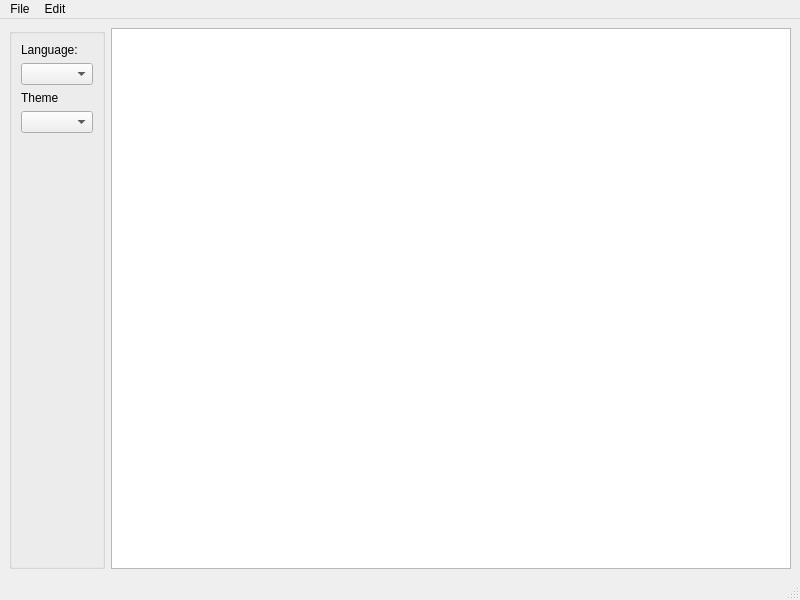
Old version of the form mainwindow.ui in the repository Arasano/QSourceHighlite.
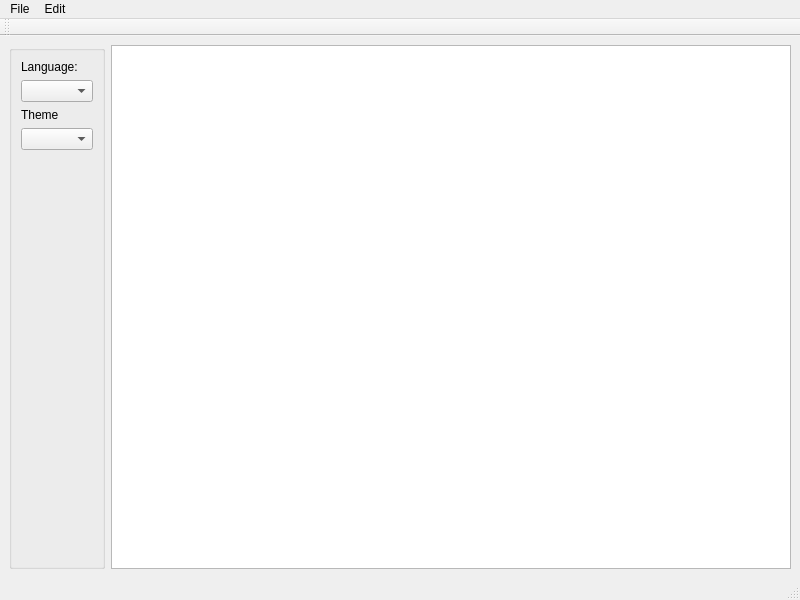
New version of the form. Icons and pictures are not drawn.

Commit message: feat(toolbar): add toolbar, put there most used actions, add icons

```diff
--- a/mainwindow.ui
+++ b/mainwindow.ui
@@ -110,6 +110,29 @@
    <addaction name="menuFile"/>
    <addaction name="menuEdit"/>
   </widget>
+  <widget class="QToolBar" name="toolBar">
+   <property name="minimumSize">
+    <size>
+     <width>0</width>
+     <height>0</height>
+    </size>
+   </property>
+   <property name="windowTitle">
+    <string>toolBar</string>
+   </property>
+   <property name="iconSize">
+    <size>
+     <width>15</width>
+     <height>15</height>
+    </size>
+   </property>
+   <attribute name="toolBarArea">
+    <enum>TopToolBarArea</enum>
+   </attribute>
+   <attribute name="toolBarBreak">
+    <bool>false</bool>
+   </attribute>
+  </widget>
   <action name="actionOpenFile">
    <property name="text">
     <string>Open file</string>
```
Left out of the diff: 52 changed lines with no effect on the pictures. The commit also changes 2 other files.
